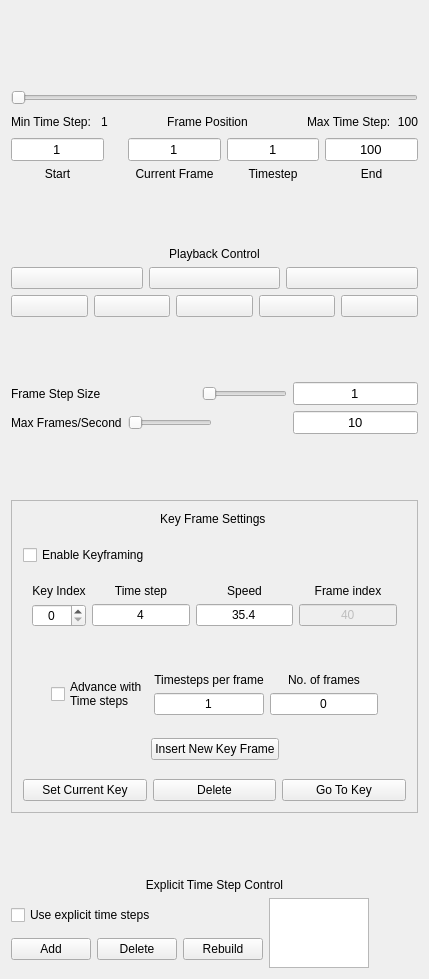
Old version of the form apps/vaporgui/animationTab.ui in the repository StasJ/vapor-formatted.
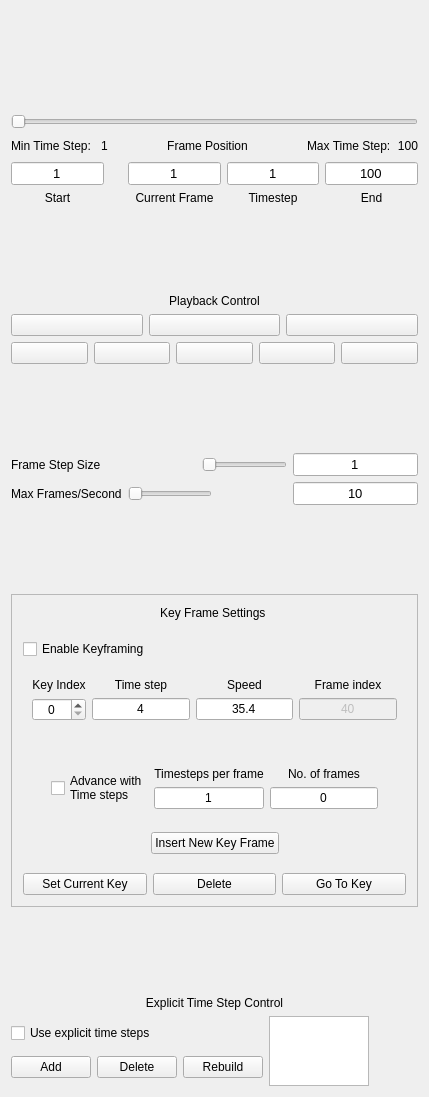
New version of the form. Icons and pictures are not drawn.

Diff of the .ui file:
```diff
--- a/apps/vaporgui/animationTab.ui
+++ b/apps/vaporgui/animationTab.ui
@@ -7,7 +7,7 @@
     <x>0</x>
     <y>0</y>
     <width>429</width>
-    <height>979</height>
+    <height>1097</height>
    </rect>
   </property>
   <property name="sizePolicy">
```
